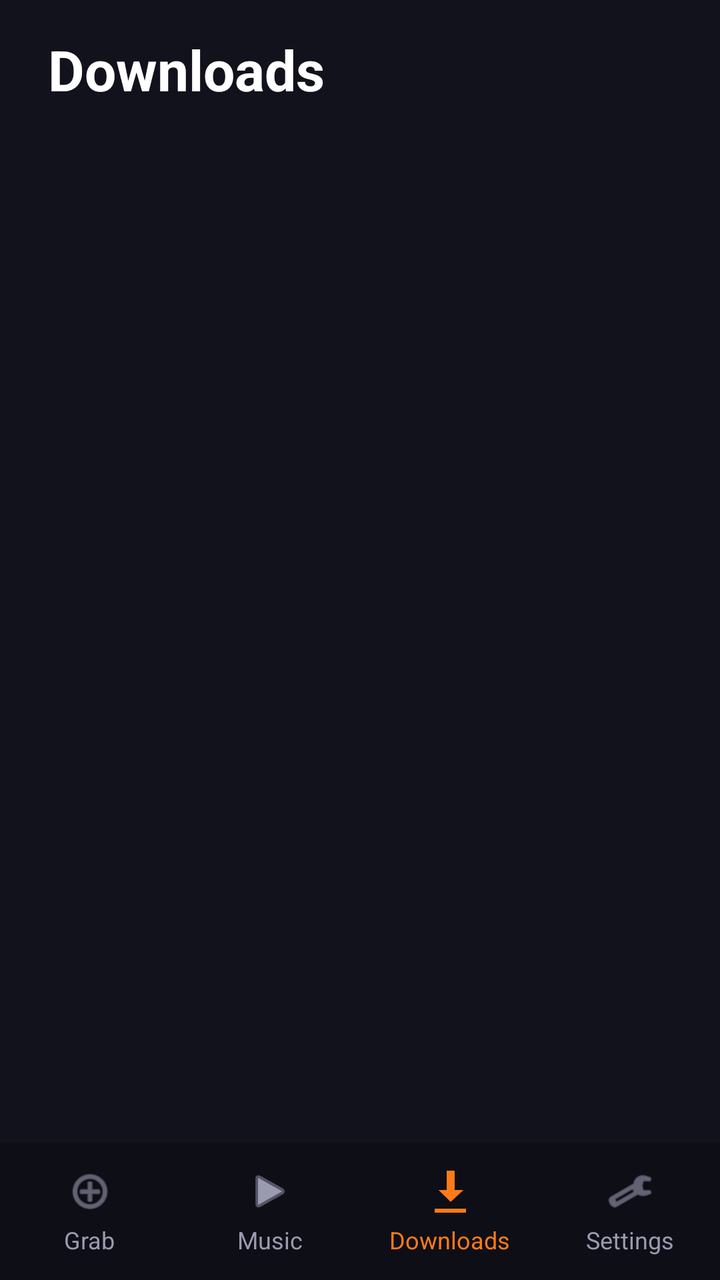
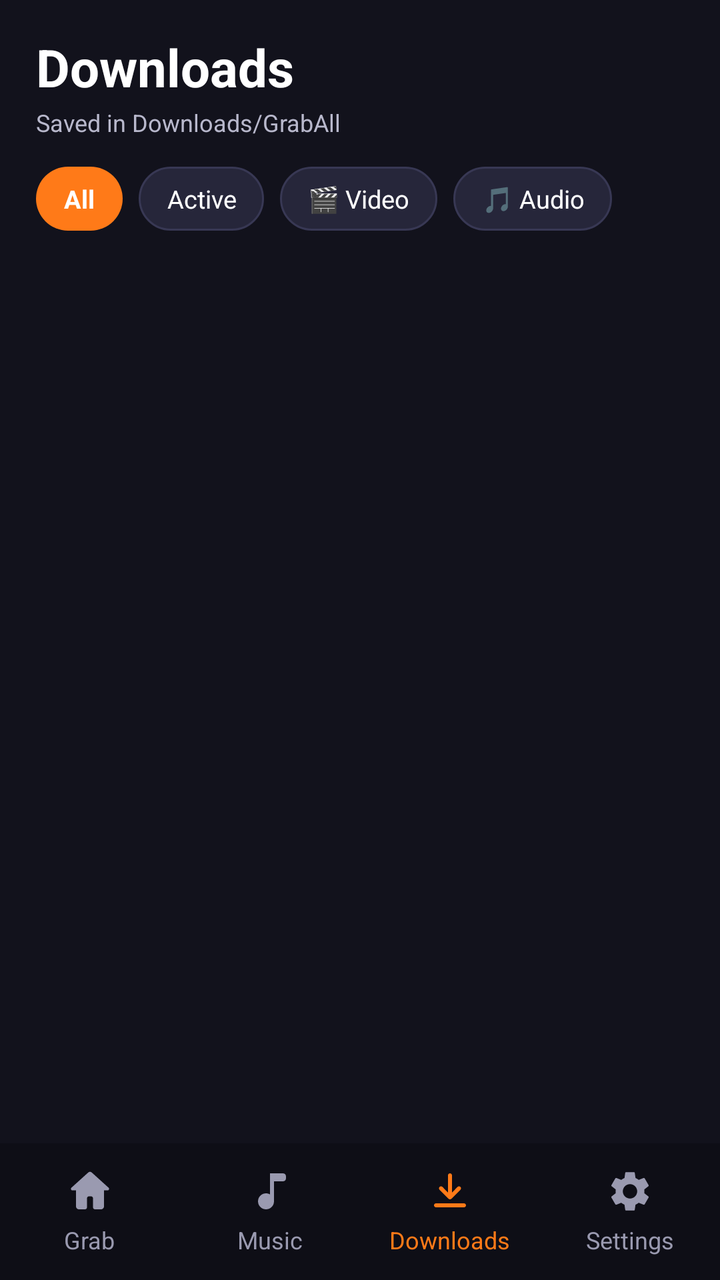

An Android layout rendered at two revisions. The XML below is the earlier revision; the diff shows what the commit changed to produce the second picture.
<!-- AndroidManifest.xml: application theme Theme.GrabAll -->
<!-- res/layout/activity_downloads.xml -->
<?xml version="1.0" encoding="utf-8"?>
<androidx.constraintlayout.widget.ConstraintLayout xmlns:android="http://schemas.android.com/apk/res/android"
    xmlns:app="http://schemas.android.com/apk/res-auto"
    android:layout_width="match_parent"
    android:layout_height="match_parent"
    android:background="@color/graball_bg">

    <LinearLayout
        android:id="@+id/bottomNav"
        android:layout_width="0dp"
        android:layout_height="wrap_content"
        android:background="@color/graball_nav"
        android:orientation="horizontal"
        android:paddingTop="12dp"
        android:paddingBottom="12dp"
        app:layout_constraintBottom_toBottomOf="parent"
        app:layout_constraintStart_toStartOf="parent"
        app:layout_constraintEnd_toEndOf="parent">

        <LinearLayout
            android:id="@+id/navGrab"
            android:layout_width="0dp"
            android:layout_height="wrap_content"
            android:layout_weight="1"
            android:gravity="center"
            android:orientation="vertical">

            <ImageView
                android:layout_width="24dp"
                android:layout_height="24dp"
                android:src="@android:drawable/ic_menu_add"
                android:tint="@color/graball_tab_text" />

            <TextView
                android:layout_width="wrap_content"
                android:layout_height="wrap_content"
                android:layout_marginTop="4dp"
                android:text="@string/nav_grab"
                android:textColor="@color/graball_tab_text"
                android:textSize="12sp" />
        </LinearLayout>

        <LinearLayout
            android:id="@+id/navPlayer"
            android:layout_width="0dp"
            android:layout_height="wrap_content"
            android:layout_weight="1"
            android:gravity="center"
            android:orientation="vertical">

            <ImageView
                android:layout_width="24dp"
                android:layout_height="24dp"
                android:src="@android:drawable/ic_media_play"
                android:tint="@color/graball_tab_text" />

            <TextView
                android:layout_width="wrap_content"
                android:layout_height="wrap_content"
                android:layout_marginTop="4dp"
                android:text="@string/nav_player"
                android:textColor="@color/graball_tab_text"
                android:textSize="12sp" />
        </LinearLayout>

        <LinearLayout
            android:id="@+id/navDownloads"
            android:layout_width="0dp"
            android:layout_height="wrap_content"
            android:layout_weight="1"
            android:gravity="center"
            android:orientation="vertical">

            <ImageView
                android:layout_width="24dp"
                android:layout_height="24dp"
                android:src="@android:drawable/stat_sys_download"
                android:tint="@color/graball_orange" />

            <TextView
                android:layout_width="wrap_content"
                android:layout_height="wrap_content"
                android:layout_marginTop="4dp"
                android:text="@string/nav_downloads"
                android:textColor="@color/graball_orange"
                android:textSize="12sp" />
        </LinearLayout>


        <LinearLayout
            android:id="@+id/navSettings"
            android:layout_width="0dp"
            android:layout_height="wrap_content"
            android:layout_weight="1"
            android:gravity="center"
            android:orientation="vertical">

            <ImageView
                android:layout_width="24dp"
                android:layout_height="24dp"
                android:src="@android:drawable/ic_menu_preferences"
                android:tint="@color/graball_tab_text" />

            <TextView
                android:layout_width="wrap_content"
                android:layout_height="wrap_content"
                android:layout_marginTop="4dp"
                android:text="@string/nav_settings"
                android:textColor="@color/graball_tab_text"
                android:textSize="12sp" />
        </LinearLayout>
    </LinearLayout>

    <ScrollView
        android:id="@+id/contentScroll"
        android:layout_width="0dp"
        android:layout_height="0dp"
        app:layout_constraintTop_toTopOf="parent"
        app:layout_constraintBottom_toTopOf="@id/bottomNav"
        app:layout_constraintStart_toStartOf="parent"
        app:layout_constraintEnd_toEndOf="parent">

        <LinearLayout
            android:layout_width="match_parent"
            android:layout_height="wrap_content"
            android:orientation="vertical"
            android:paddingStart="24dp"
            android:paddingEnd="24dp"
            android:paddingTop="16dp"
            android:paddingBottom="16dp">

            <TextView
                android:layout_width="wrap_content"
                android:layout_height="wrap_content"
                android:text="@string/nav_downloads"
                android:textColor="@color/graball_text"
                android:textSize="28sp"
                android:textStyle="bold" />

            <LinearLayout
                android:id="@+id/queueContainer"
                android:layout_width="match_parent"
                android:layout_height="wrap_content"
                android:layout_marginTop="16dp"
                android:orientation="vertical" />
        </LinearLayout>
    </ScrollView>

</androidx.constraintlayout.widget.ConstraintLayout>
<!-- resources referenced by this layout -->
<resources>
  <string name="nav_grab">Grab</string>
  <!-- unchanged entries left out for length: 9 -->
</resources>

<!-- the commit's change to res/layout/activity_downloads.xml (unified diff, before → after) -->
@@ -28,7 +28,7 @@
             <ImageView
                 android:layout_width="24dp"
                 android:layout_height="24dp"
-                android:src="@android:drawable/ic_menu_add"
+                android:src="@drawable/ic_nav_grab"
                 android:tint="@color/graball_tab_text" />
 
             <TextView
@@ -51,7 +51,7 @@
             <ImageView
                 android:layout_width="24dp"
                 android:layout_height="24dp"
-                android:src="@android:drawable/ic_media_play"
+                android:src="@drawable/ic_nav_player"
                 android:tint="@color/graball_tab_text" />
 
             <TextView
@@ -74,7 +74,7 @@
             <ImageView
                 android:layout_width="24dp"
                 android:layout_height="24dp"
-                android:src="@android:drawable/stat_sys_download"
+                android:src="@drawable/ic_nav_downloads"
                 android:tint="@color/graball_orange" />
 
             <TextView
@@ -86,7 +86,6 @@
                 android:textSize="12sp" />
         </LinearLayout>
 
-
         <LinearLayout
             android:id="@+id/navSettings"
             android:layout_width="0dp"
@@ -98,7 +97,7 @@
             <ImageView
                 android:layout_width="24dp"
                 android:layout_height="24dp"
-                android:src="@android:drawable/ic_menu_preferences"
+                android:src="@drawable/ic_nav_settings"
                 android:tint="@color/graball_tab_text" />
 
             <TextView
@@ -124,24 +123,170 @@
             android:layout_width="match_parent"
             android:layout_height="wrap_content"
             android:orientation="vertical"
-            android:paddingStart="24dp"
-            android:paddingEnd="24dp"
+            android:paddingStart="18dp"
+            android:paddingEnd="18dp"
             android:paddingTop="16dp"
-            android:paddingBottom="16dp">
-
-            <TextView
-                android:layout_width="wrap_content"
-                android:layout_height="wrap_content"
-                android:text="@string/nav_downloads"
-                android:textColor="@color/graball_text"
-                android:textSize="28sp"
-                android:textStyle="bold" />
+            android:paddingBottom="18dp">
+
+            
+            <LinearLayout
+                android:layout_width="match_parent"
+                android:layout_height="wrap_content"
+                android:gravity="center_vertical"
+                android:orientation="horizontal">
+
+                <LinearLayout
+                    android:layout_width="0dp"
+                    android:layout_height="wrap_content"
+                    android:layout_weight="1"
+                    android:orientation="vertical">
+
+                    <TextView
+                        android:layout_width="wrap_content"
+                        android:layout_height="wrap_content"
+                        android:text="@string/nav_downloads"
+                        android:textColor="@color/graball_text"
+                        android:textSize="26sp"
+                        android:textStyle="bold" />
+
+                    <TextView
+                        android:id="@+id/downloadsCountSub"
+                        android:layout_width="wrap_content"
+                        android:layout_height="wrap_content"
+                        android:layout_marginTop="2dp"
+                        android:text="Saved in Downloads/GrabAll"
+                        android:textColor="@color/graball_subtext"
+                        android:textSize="12sp" />
+                </LinearLayout>
+
+                <TextView
+                    android:id="@+id/btnClearCompleted"
+                    android:layout_width="wrap_content"
+                    android:layout_height="32dp"
+                    android:background="@drawable/yt_chip_bg"
+                    android:gravity="center"
+                    android:paddingStart="12dp"
+                    android:paddingEnd="12dp"
+                    android:text="Clear Done"
+                    android:textColor="@color/graball_text"
+                    android:textSize="12sp"
+                    android:textStyle="bold"
+                    android:visibility="gone" />
+            </LinearLayout>
+
+            
+            <HorizontalScrollView
+                android:id="@+id/downloadsFilterScroll"
+                android:layout_width="match_parent"
+                android:layout_height="wrap_content"
+                android:layout_marginTop="14dp"
+                android:overScrollMode="never"
+                android:scrollbars="none">
+
+                <LinearLayout
+                    android:layout_width="wrap_content"
+                    android:layout_height="wrap_content"
+                    android:orientation="horizontal">
+
+                    <TextView
+                        android:id="@+id/filterAll"
+                        android:layout_width="wrap_content"
+                        android:layout_height="32dp"
+                        android:layout_marginEnd="8dp"
+                        android:background="@drawable/yt_chip_selected"
+                        android:gravity="center"
+                        android:paddingStart="14dp"
+                        android:paddingEnd="14dp"
+                        android:text="All"
+                        android:textColor="#FFFFFF"
+                        android:textSize="12.5sp"
+                        android:textStyle="bold" />
+
+                    <TextView
+                        android:id="@+id/filterActive"
+                        android:layout_width="wrap_content"
+                        android:layout_height="32dp"
+                        android:layout_marginEnd="8dp"
+                        android:background="@drawable/yt_chip_bg"
+                        android:gravity="center"
+                        android:paddingStart="14dp"
+                        android:paddingEnd="14dp"
+                        android:text="Active"
+                        android:textColor="@color/graball_text"
+                        android:textSize="12.5sp" />
+
+                    <TextView
+                        android:id="@+id/filterVideo"
+                        android:layout_width="wrap_content"
+                        android:layout_height="32dp"
+                        android:layout_marginEnd="8dp"
+                        android:background="@drawable/yt_chip_bg"
+                        android:gravity="center"
+                        android:paddingStart="14dp"
+                        android:paddingEnd="14dp"
+                        android:text="🎬 Video"
+                        android:textColor="@color/graball_text"
+                        android:textSize="12.5sp" />
+
+                    <TextView
+                        android:id="@+id/filterAudio"
+                        android:layout_width="wrap_content"
+                        android:layout_height="32dp"
+                        android:background="@drawable/yt_chip_bg"
+                        android:gravity="center"
+                        android:paddingStart="14dp"
+                        android:paddingEnd="14dp"
+                        android:text="🎵 Audio"
+                        android:textColor="@color/graball_text"
+                        android:textSize="12.5sp" />
+                </LinearLayout>
+            </HorizontalScrollView>
+
+            
+            <LinearLayout
+                android:id="@+id/downloadsEmptyBox"
+                android:layout_width="match_parent"
+                android:layout_height="wrap_content"
+                android:layout_marginTop="28dp"
+                android:background="@drawable/card_bg"
+                android:gravity="center"
+                android:orientation="vertical"
+                android:padding="28dp"
+                android:visibility="gone">
+
+                <ImageView
+                    android:layout_width="42dp"
+                    android:layout_height="42dp"
+                    android:alpha="0.7"
+                    android:src="@drawable/ic_nav_downloads"
+                    android:tint="@color/graball_orange" />
+
+                <TextView
+                    android:id="@+id/downloadsEmptyTitle"
+                    android:layout_width="wrap_content"
+                    android:layout_height="wrap_content"
+                    android:layout_marginTop="12dp"
+                    android:text="No downloads yet"
+                    android:textColor="@color/graball_text"
+                    android:textSize="16sp"
+                    android:textStyle="bold" />
+
+                <TextView
+                    android:id="@+id/downloadsEmptySub"
+                    android:layout_width="wrap_content"
+                    android:layout_height="wrap_content"
+                    android:layout_marginTop="6dp"
+                    android:gravity="center"
+                    android:text="Paste any video link on Grab or tap Download on a YouTube video to save it here."
+                    android:textColor="@color/graball_subtext"
+                    android:textSize="12.5sp" />
+            </LinearLayout>
 
             <LinearLayout
                 android:id="@+id/queueContainer"
                 android:layout_width="match_parent"
                 android:layout_height="wrap_content"
-                android:layout_marginTop="16dp"
+                android:layout_marginTop="14dp"
                 android:orientation="vertical" />
         </LinearLayout>
     </ScrollView>
<!-- resource entries referenced after the edit -->
@@ -1,6 +1,67 @@
 <!-- resources referenced by this layout -->
 <resources>
+  <color name="graball_subtext">#B8B8CC</color>
+  <!-- drawable card_bg (drawable) -->
+  <shape xmlns:android="http://schemas.android.com/apk/res/android"
+      android:shape="rectangle">
+      <solid android:color="@color/graball_card" />
+      <corners android:radius="20dp" />
+  </shape>
+  <!-- drawable ic_nav_downloads (drawable) -->
+  <vector xmlns:android="http://schemas.android.com/apk/res/android"
+      android:width="24dp"
+      android:height="24dp"
+      android:viewportWidth="24"
+      android:viewportHeight="24">
+      <path
+          android:fillColor="#FFFFFF"
+          android:pathData="M12,3C12.55,3 13,3.45 13,4V12.59L15.79,9.79C16.18,9.4 16.81,9.4 17.21,9.79C17.6,10.18 17.6,10.81 17.21,11.21L12.71,15.71C12.32,16.1 11.68,16.1 11.29,15.71L6.79,11.21C6.4,10.81 6.4,10.18 6.79,9.79C7.18,9.4 7.82,9.4 8.21,9.79L11,12.59V4C11,3.45 11.45,3 12,3ZM5,18C4.45,18 4,18.45 4,19C4,19.55 4.45,20 5,20H19C19.55,20 20,19.55 20,19C20,18.45 19.55,18 19,18H5Z" />
+  </vector>
+  <!-- drawable ic_nav_grab (drawable) -->
+  <vector xmlns:android="http://schemas.android.com/apk/res/android"
+      android:width="24dp"
+      android:height="24dp"
+      android:viewportWidth="24"
+      android:viewportHeight="24">
+      <path
+          android:fillColor="#FFFFFF"
+          android:pathData="M11.1,2.6C11.6,2.1 12.4,2.1 12.9,2.6L21.3,10.2C21.8,10.7 21.5,11.5 20.8,11.5H19V19.5C19,20.3 18.3,21 17.5,21H14.5C14,21 13.5,20.6 13.5,20V15.5C13.5,14.9 13.1,14.5 12.5,14.5H11.5C10.9,14.5 10.5,14.9 10.5,15.5V20C10.5,20.6 10,21 9.5,21H6.5C5.7,21 5,20.3 5,19.5V11.5H3.2C2.5,11.5 2.2,10.7 2.7,10.2L11.1,2.6Z" />
+  </vector>
+  <!-- drawable ic_nav_player (drawable) -->
+  <vector xmlns:android="http://schemas.android.com/apk/res/android"
+      android:width="24dp"
+      android:height="24dp"
+      android:viewportWidth="24"
+      android:viewportHeight="24">
+      <path
+          android:fillColor="#FFFFFF"
+          android:pathData="M12,3V13.55C11.41,13.21 10.73,13 10,13C7.79,13 6,14.79 6,17C6,19.21 7.79,21 10,21C12.21,21 14,19.21 14,17V7H18.5C19.33,7 20,6.33 20,5.5V4.5C20,3.67 19.33,3 18.5,3H12Z" />
+  </vector>
+  <!-- drawable ic_nav_settings (drawable) -->
+  <vector xmlns:android="http://schemas.android.com/apk/res/android"
+      android:width="24dp"
+      android:height="24dp"
+      android:viewportWidth="24"
+      android:viewportHeight="24">
+      <path
+          android:fillColor="#FFFFFF"
+          android:pathData="M19.14,12.94C19.18,12.64 19.2,12.33 19.2,12C19.2,11.68 19.18,11.36 19.13,11.06L21.16,9.48C21.34,9.34 21.39,9.07 21.28,8.87L19.36,5.55C19.24,5.33 18.99,5.26 18.77,5.33L16.38,6.29C15.88,5.91 15.35,5.59 14.76,5.35L14.4,2.81C14.36,2.57 14.16,2.4 13.92,2.4H10.08C9.84,2.4 9.65,2.57 9.61,2.81L9.25,5.35C8.66,5.59 8.12,5.92 7.63,6.29L5.24,5.33C5.02,5.25 4.77,5.33 4.65,5.55L2.74,8.87C2.62,9.08 2.66,9.34 2.86,9.48L4.89,11.06C4.84,11.36 4.8,11.69 4.8,12C4.8,12.31 4.82,12.64 4.87,12.94L2.84,14.52C2.66,14.66 2.61,14.93 2.72,15.13L4.64,18.45C4.76,18.67 5.01,18.74 5.23,18.67L7.62,17.71C8.12,18.09 8.65,18.41 9.24,18.65L9.6,21.19C9.65,21.43 9.84,21.6 10.08,21.6H13.92C14.16,21.6 14.36,21.43 14.39,21.19L14.75,18.65C15.34,18.41 15.88,18.09 16.37,17.71L18.76,18.67C18.98,18.75 19.23,18.67 19.35,18.45L21.27,15.13C21.39,14.91 21.34,14.66 21.15,14.52L19.14,12.94ZM12,15.6C10.02,15.6 8.4,13.98 8.4,12C8.4,10.02 10.02,8.4 12,8.4C13.98,8.4 15.6,10.02 15.6,12C15.6,13.98 13.98,15.6 12,15.6Z" />
+  </vector>
+  <!-- drawable yt_chip_bg (drawable) -->
+  <?xml version="1.0" encoding="utf-8"?>
+  <shape xmlns:android="http://schemas.android.com/apk/res/android">
+      <solid android:color="#26263A" />
+      <stroke android:width="1dp" android:color="#383854" />
+      <corners android:radius="18dp" />
+  </shape>
+  <!-- drawable yt_chip_selected (drawable) -->
+  <?xml version="1.0" encoding="utf-8"?>
+  <shape xmlns:android="http://schemas.android.com/apk/res/android">
+      <solid android:color="@color/graball_orange" />
+      <corners android:radius="18dp" />
+  </shape>
   <string name="nav_grab">Grab</string>
+  <color name="graball_card">#1E1E2E</color>
   <!-- unchanged entries left out for length: 9 -->
 </resources>
 
